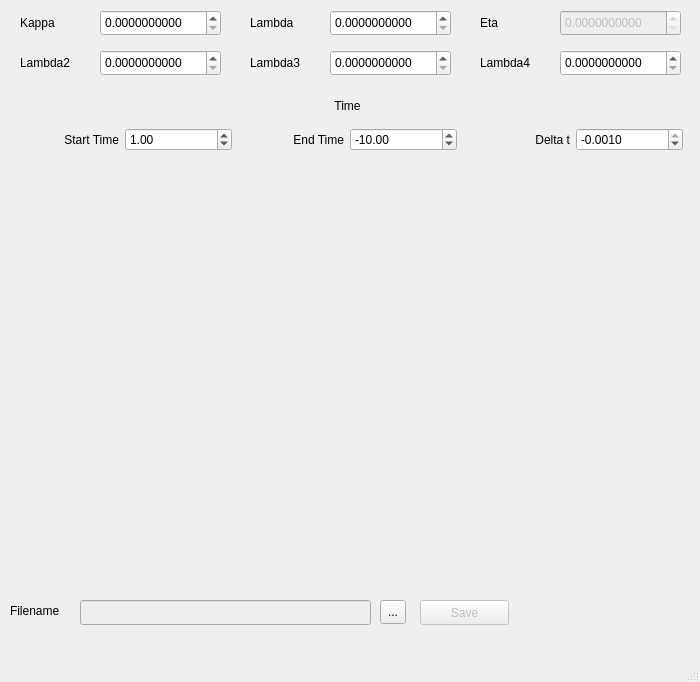
Qt form mainwindow.ui (andrze/Integrator) before a commit.
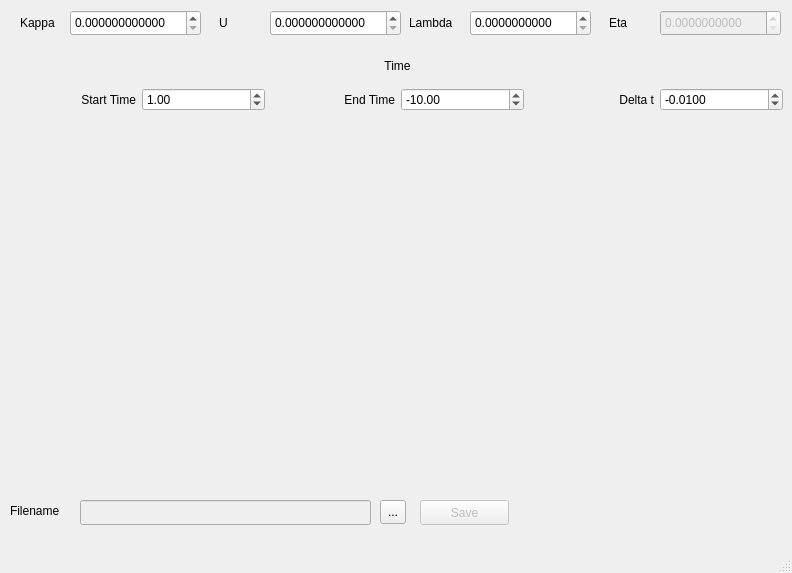
The same form after that commit. Custom widgets are drawn as their Qt base class.

Diff of the .ui file:
```diff
--- a/mainwindow.ui
+++ b/mainwindow.ui
@@ -9,8 +9,8 @@
    <rect>
     <x>0</x>
     <y>0</y>
-    <width>700</width>
-    <height>682</height>
+    <width>792</width>
+    <height>573</height>
    </rect>
   </property>
   <property name="windowTitle">
@@ -20,14 +20,14 @@
    <widget class="QDoubleSpinBox" name="kappaBox">
     <property name="geometry">
      <rect>
-      <x>100</x>
+      <x>70</x>
       <y>10</y>
-      <width>121</width>
+      <width>131</width>
       <height>26</height>
      </rect>
     </property>
     <property name="decimals">
-     <number>10</number>
+     <number>12</number>
     </property>
     <property name="singleStep">
      <double>0.010000000000000</double>
@@ -38,7 +38,7 @@
      <rect>
       <x>20</x>
       <y>10</y>
-      <width>60</width>
+      <width>51</width>
       <height>26</height>
      </rect>
     </property>
@@ -53,7 +53,7 @@
     <property name="geometry">
      <rect>
       <x>80</x>
-      <y>600</y>
+      <y>500</y>
       <width>291</width>
       <height>25</height>
      </rect>
@@ -63,7 +63,7 @@
     <property name="geometry">
      <rect>
       <x>10</x>
-      <y>600</y>
+      <y>500</y>
       <width>67</width>
       <height>21</height>
      </rect>
@@ -76,7 +76,7 @@
     <property name="geometry">
      <rect>
       <x>380</x>
-      <y>600</y>
+      <y>500</y>
       <width>26</width>
       <height>24</height>
      </rect>
@@ -89,29 +89,29 @@
     <property name="geometry">
      <rect>
       <x>10</x>
-      <y>160</y>
-      <width>221</width>
-      <height>211</height>
+      <y>120</y>
+      <width>191</width>
+      <height>181</height>
+     </rect>
+    </property>
+   </widget>
+   <widget class="QCustomPlot" name="uPlot" native="true">
+    <property name="geometry">
+     <rect>
+      <x>210</x>
+      <y>120</y>
+      <width>191</width>
+      <height>181</height>
      </rect>
     </property>
    </widget>
    <widget class="QCustomPlot" name="lambdaPlot" native="true">
     <property name="geometry">
      <rect>
-      <x>240</x>
-      <y>160</y>
-      <width>221</width>
-      <height>211</height>
-     </rect>
-    </property>
-   </widget>
-   <widget class="QCustomPlot" name="etaPlot" native="true">
-    <property name="geometry">
-     <rect>
-      <x>470</x>
-      <y>160</y>
-      <width>221</width>
-      <height>211</height>
+      <x>410</x>
+      <y>120</y>
+      <width>181</width>
+      <height>181</height>
      </rect>
     </property>
    </widget>
@@ -119,8 +119,8 @@
     <property name="geometry">
      <rect>
       <x>12</x>
-      <y>90</y>
-      <width>671</width>
+      <y>50</y>
+      <width>771</width>
       <height>61</height>
      </rect>
     </property>
@@ -211,7 +211,7 @@
           <double>0.010000000000000</double>
          </property>
          <property name="value">
-          <double>-0.001000000000000</double>
+          <double>-0.010000000000000</double>
          </property>
         </widget>
        </item>
@@ -226,7 +226,7 @@
     <property name="geometry">
      <rect>
       <x>420</x>
-      <y>600</y>
+      <y>500</y>
       <width>89</width>
       <height>25</height>
      </rect>
@@ -238,57 +238,57 @@
    <widget class="QCustomPlot" name="lambda3Plot" native="true">
     <property name="geometry">
      <rect>
-      <x>240</x>
-      <y>380</y>
-      <width>221</width>
-      <height>211</height>
-     </rect>
-    </property>
-   </widget>
-   <widget class="QCustomPlot" name="lambda4Plot" native="true">
-    <property name="geometry">
-     <rect>
-      <x>470</x>
-      <y>380</y>
-      <width>221</width>
-      <height>211</height>
+      <x>210</x>
+      <y>310</y>
+      <width>191</width>
+      <height>181</height>
      </rect>
     </property>
    </widget>
    <widget class="QCustomPlot" name="lambda2Plot" native="true">
     <property name="geometry">
      <rect>
+      <x>410</x>
+      <y>310</y>
+      <width>181</width>
+      <height>181</height>
+     </rect>
+    </property>
+   </widget>
+   <widget class="QCustomPlot" name="kappa2Plot" native="true">
+    <property name="geometry">
+     <rect>
       <x>10</x>
-      <y>380</y>
-      <width>221</width>
-      <height>211</height>
+      <y>310</y>
+      <width>191</width>
+      <height>181</height>
      </rect>
     </property>
    </widget>
    <widget class="QLabel" name="label_9">
     <property name="geometry">
      <rect>
-      <x>250</x>
+      <x>219</x>
       <y>10</y>
-      <width>60</width>
+      <width>51</width>
       <height>26</height>
      </rect>
     </property>
     <property name="text">
-     <string>Lambda</string>
+     <string>U</string>
     </property>
    </widget>
-   <widget class="QDoubleSpinBox" name="lambdaBox">
+   <widget class="QDoubleSpinBox" name="uBox">
     <property name="geometry">
      <rect>
-      <x>330</x>
+      <x>270</x>
       <y>10</y>
-      <width>121</width>
+      <width>131</width>
       <height>26</height>
      </rect>
     </property>
     <property name="decimals">
-     <number>10</number>
+     <number>12</number>
     </property>
     <property name="singleStep">
      <double>0.010000000000000</double>
@@ -297,9 +297,9 @@
    <widget class="QLabel" name="label_10">
     <property name="geometry">
      <rect>
-      <x>480</x>
+      <x>609</x>
       <y>10</y>
-      <width>60</width>
+      <width>41</width>
       <height>26</height>
      </rect>
     </property>
@@ -313,7 +313,7 @@
     </property>
     <property name="geometry">
      <rect>
-      <x>560</x>
+      <x>660</x>
       <y>10</y>
       <width>121</width>
       <height>26</height>
@@ -326,24 +326,34 @@
      <double>0.010000000000000</double>
     </property>
    </widget>
+   <widget class="QCustomPlot" name="etaPlot" native="true">
+    <property name="geometry">
+     <rect>
+      <x>600</x>
+      <y>120</y>
+      <width>181</width>
+      <height>181</height>
+     </rect>
+    </property>
+   </widget>
    <widget class="QLabel" name="label_11">
     <property name="geometry">
      <rect>
-      <x>250</x>
-      <y>50</y>
-      <width>71</width>
+      <x>409</x>
+      <y>10</y>
+      <width>61</width>
       <height>26</height>
      </rect>
     </property>
     <property name="text">
-     <string>Lambda3</string>
+     <string>Lambda</string>
     </property>
    </widget>
-   <widget class="QDoubleSpinBox" name="lambda3Box">
+   <widget class="QDoubleSpinBox" name="lambdaBox">
     <property name="geometry">
      <rect>
-      <x>330</x>
-      <y>50</y>
+      <x>470</x>
+      <y>10</y>
       <width>121</width>
       <height>26</height>
      </rect>
@@ -355,62 +365,14 @@
      <double>0.010000000000000</double>
     </property>
    </widget>
-   <widget class="QDoubleSpinBox" name="lambda4Box">
+   <widget class="QCustomPlot" name="eta2Plot" native="true">
     <property name="geometry">
      <rect>
-      <x>560</x>
-      <y>50</y>
-      <width>121</width>
-      <height>26</height>
+      <x>600</x>
+      <y>310</y>
+      <width>181</width>
+      <height>181</height>
      </rect>
-    </property>
-    <property name="decimals">
-     <number>10</number>
-    </property>
-    <property name="singleStep">
-     <double>0.010000000000000</double>
-    </property>
-   </widget>
-   <widget class="QLabel" name="label_12">
-    <property name="geometry">
-     <rect>
-      <x>480</x>
-      <y>50</y>
-      <width>71</width>
-      <height>26</height>
-     </rect>
-    </property>
-    <property name="text">
-     <string>Lambda4</string>
-    </property>
-   </widget>
-   <widget class="QLabel" name="label_2">
-    <property name="geometry">
-     <rect>
-      <x>20</x>
-      <y>50</y>
-      <width>71</width>
-      <height>26</height>
-     </rect>
-    </property>
-    <property name="text">
-     <string>Lambda2</string>
-    </property>
-   </widget>
-   <widget class="QDoubleSpinBox" name="lambda2Box">
-    <property name="geometry">
-     <rect>
-      <x>100</x>
-      <y>50</y>
-      <width>121</width>
-      <height>26</height>
-     </rect>
-    </property>
-    <property name="decimals">
-     <number>10</number>
-    </property>
-    <property name="singleStep">
-     <double>0.010000000000000</double>
     </property>
    </widget>
   </widget>
```
Left out of the diff: 6 changed lines with no effect on the pictures.
